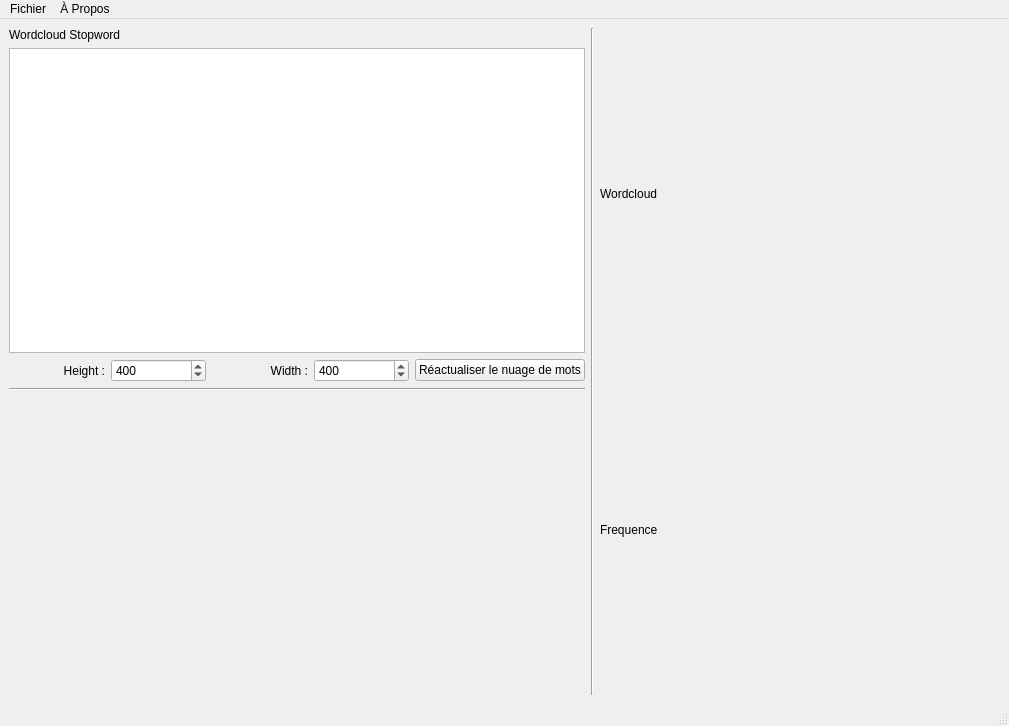
First picture: the form in MainWindow.ui, repository jeanlapostolle/TwittAnalysis, before the edit.
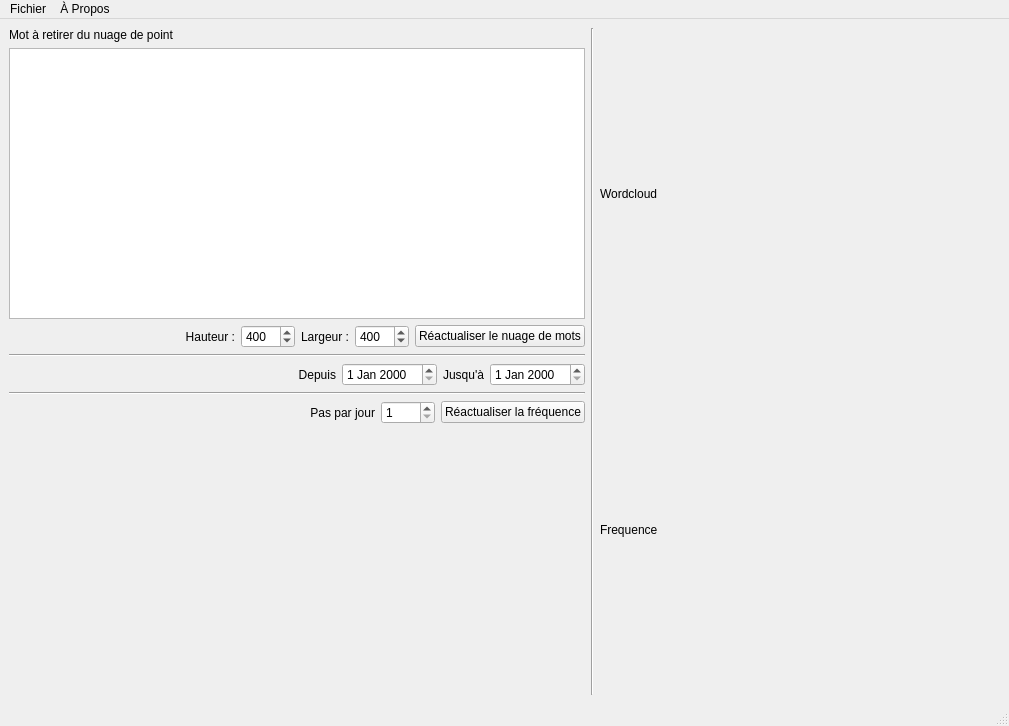
Second picture: the form after the edit.

```diff
--- a/MainWindow.ui
+++ b/MainWindow.ui
@@ -28,7 +28,7 @@
            </size>
           </property>
           <property name="text">
-           <string>Wordcloud Stopword</string>
+           <string>Mot à retirer du nuage de point </string>
           </property>
          </widget>
         </item>
@@ -44,10 +44,23 @@
         </item>
         <item>
          <layout class="QHBoxLayout" name="horizontalLayout_3">
+          <item>
+           <spacer name="horizontalSpacer">
+            <property name="orientation">
+             <enum>Qt::Horizontal</enum>
+            </property>
+            <property name="sizeHint" stdset="0">
+             <size>
+              <width>40</width>
+              <height>20</height>
+             </size>
+            </property>
+           </spacer>
+          </item>
           <item>
            <widget class="QLabel" name="label_2">
             <property name="text">
-             <string>Height :</string>
+             <string>Hauteur :</string>
             </property>
             <property name="alignment">
              <set>Qt::AlignRight|Qt::AlignTrailing|Qt::AlignVCenter</set>
@@ -70,7 +83,7 @@
           <item>
            <widget class="QLabel" name="label_3">
             <property name="text">
-             <string>Width :</string>
+             <string>Largeur :</string>
             </property>
             <property name="alignment">
              <set>Qt::AlignRight|Qt::AlignTrailing|Qt::AlignVCenter</set>
@@ -106,6 +119,100 @@
           </property>
          </widget>
         </item>
+        <item>
+         <layout class="QHBoxLayout" name="horizontalLayout_2">
+          <item>
+           <spacer name="horizontalSpacer_2">
+            <property name="orientation">
+             <enum>Qt::Horizontal</enum>
+            </property>
+            <property name="sizeHint" stdset="0">
+             <size>
+              <width>40</width>
+              <height>20</height>
+             </size>
+            </property>
+           </spacer>
+          </item>
+          <item>
+           <widget class="QLabel" name="label_5">
+            <property name="text">
+             <string>Depuis</string>
+            </property>
+            <property name="alignment">
+             <set>Qt::AlignRight|Qt::AlignTrailing|Qt::AlignVCenter</set>
+            </property>
+           </widget>
+          </item>
+          <item>
+           <widget class="QDateEdit" name="dateFrom"/>
+          </item>
+          <item>
+           <widget class="QLabel" name="label_4">
+            <property name="text">
+             <string>Jusqu'à</string>
+            </property>
+            <property name="alignment">
+             <set>Qt::AlignRight|Qt::AlignTrailing|Qt::AlignVCenter</set>
+            </property>
+           </widget>
+          </item>
+          <item>
+           <widget class="QDateEdit" name="dateTo"/>
+          </item>
+         </layout>
+        </item>
+        <item>
+         <widget class="Line" name="line_3">
+          <property name="orientation">
+           <enum>Qt::Horizontal</enum>
+          </property>
+         </widget>
+        </item>
+        <item>
+         <layout class="QHBoxLayout" name="horizontalLayout_4">
+          <item>
+           <spacer name="horizontalSpacer_3">
+            <property name="orientation">
+             <enum>Qt::Horizontal</enum>
+            </property>
+            <property name="sizeHint" stdset="0">
+             <size>
+              <width>40</width>
+              <height>20</height>
+             </size>
+            </property>
+           </spacer>
+          </item>
+          <item>
+           <widget class="QLabel" name="label_6">
+            <property name="text">
+             <string>Pas par jour</string>
+            </property>
+            <property name="alignment">
+             <set>Qt::AlignRight|Qt::AlignTrailing|Qt::AlignVCenter</set>
+            </property>
+           </widget>
+          </item>
+          <item>
+           <widget class="QSpinBox" name="graphpas">
+            <property name="minimum">
+             <number>1</number>
+            </property>
+            <property name="maximum">
+             <number>1440</number>
+            </property>
+           </widget>
+          </item>
+          <item>
+           <widget class="QPushButton" name="frupdate">
+            <property name="text">
+             <string>Réactualiser la fréquence</string>
+            </property>
+           </widget>
+          </item>
+         </layout>
+        </item>
         <item>
          <spacer name="verticalSpacer">
           <property name="orientation">
```
Left out of the diff: 12 changed lines with no effect on the pictures.
